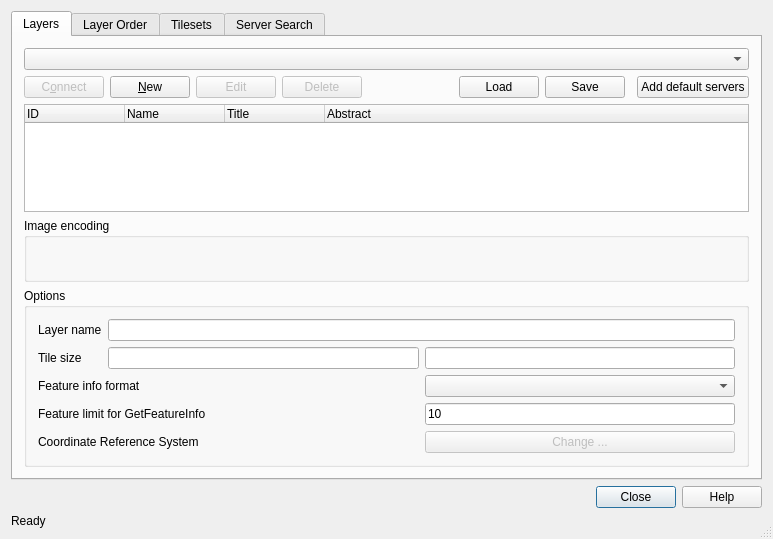
Before: the Qt Designer form src/ui/qgswmssourceselectbase.ui in blazek/QGIS, drawn with Qt 5.
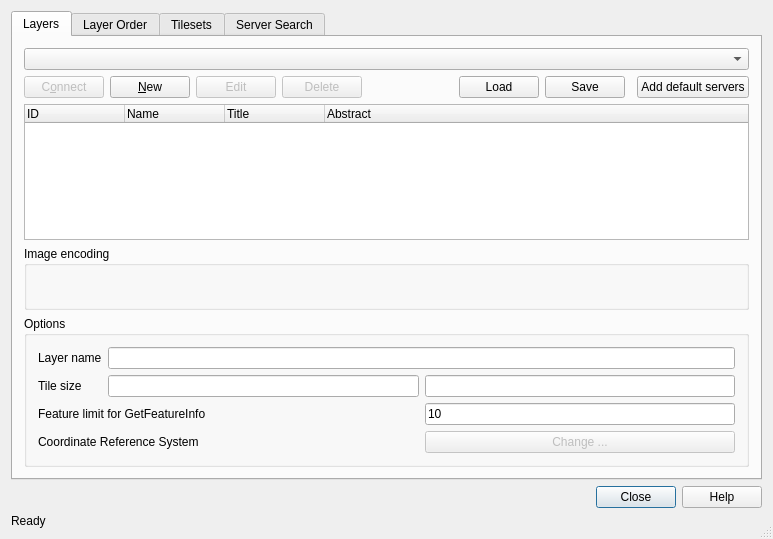
After: the same form once the commit is applied. Icons and pictures are not drawn.

Commit message: partial ef2388b2 revert: QgsRasterLayer Param replaced by QgsMapLayer customProperty, removed identify format from WMS select source

```diff
--- a/src/ui/qgswmssourceselectbase.ui
+++ b/src/ui/qgswmssourceselectbase.ui
@@ -273,16 +273,6 @@
             </property>
            </widget>
           </item>
-          <item row="2" column="0" colspan="2">
-           <widget class="QLabel" name="label_4">
-            <property name="text">
-             <string>Feature info format</string>
-            </property>
-           </widget>
-          </item>
-          <item row="2" column="2">
-           <widget class="QComboBox" name="mFeatureInfoFormatComboBox"/>
-          </item>
          </layout>
         </widget>
        </item>
```
Left out of the diff: 14 changed lines with no effect on the pictures. The commit also changes 8 other files.
